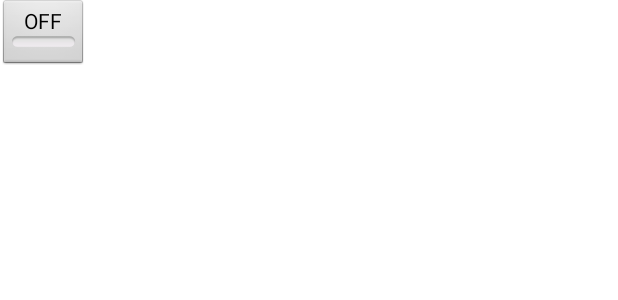
After one commit to hongyang1657/SupermarketSystem, an Android app: the layout goods_item.xml on its own in the app's theme, with its tools: preview values and no code run, on a phone screen of 412 x 824 dp. The commit adds this screen. Shown: the top 300 px of the screen. Run offline under Robolectric (Android 15) with nearby library versions, the phone set to English and light mode, and no system bars.

Commit message:
加入recyclerview

```diff
--- /dev/null
+++ b/app/src/main/res/layout/goods_item.xml
@@ -0,0 +1,15 @@
+<?xml version="1.0" encoding="utf-8"?>
+<RelativeLayout
+    xmlns:android="http://schemas.android.com/apk/res/android"
+    android:layout_width="match_parent"
+    android:background="@color/colorWhite"
+    android:layout_height="match_parent">
+
+
+
+    <ToggleButton
+        android:id="@+id/toggleButton"
+        android:layout_width="wrap_content"
+        android:layout_height="wrap_content"
+        android:text="ToggleButton" />
+</RelativeLayout>
```
Also changed, not shown: app/src/main/java/com/hongy/supermarketsystem/fragment/adapter/GoodsAdapter.java (added, +56 -0 lines), app/src/main/res/layout/fragment_list.xml (+16 -0 lines).
